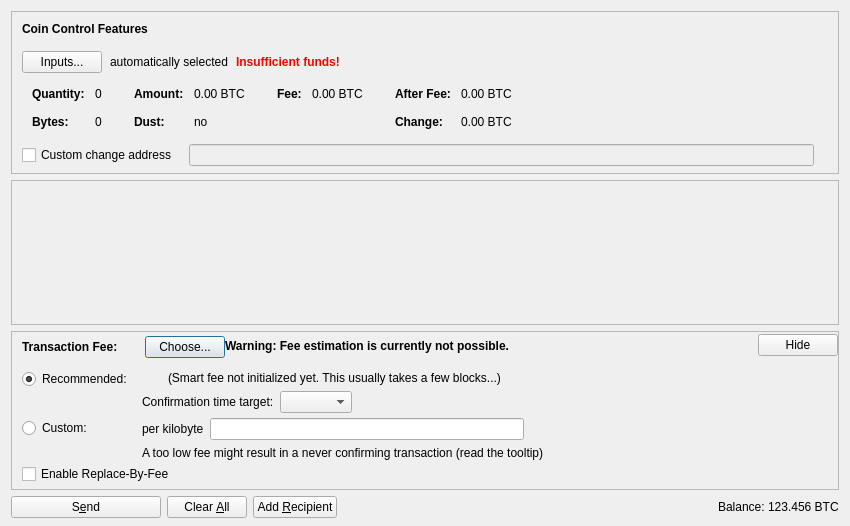
First picture: the form in src/qt/forms/sendcoinsdialog.ui, repository DeepPool/test, before the edit.
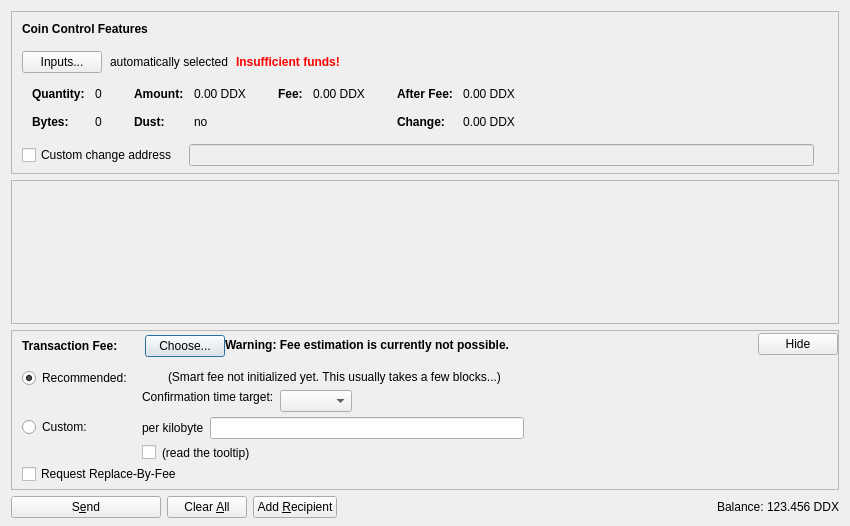
Second picture: the form after the edit. Icons and pictures are not drawn. Custom widgets are drawn as their Qt base class.

The edit to the form file:
```diff
--- a/src/qt/forms/sendcoinsdialog.ui
+++ b/src/qt/forms/sendcoinsdialog.ui
@@ -324,7 +324,7 @@
                   <enum>Qt::ActionsContextMenu</enum>
                  </property>
                  <property name="text">
-                  <string notr="true">0.00 BTC</string>
+                  <string notr="true">0.00 DDX</string>
                  </property>
                  <property name="textInteractionFlags">
                   <set>Qt::LinksAccessibleByMouse|Qt::TextSelectableByKeyboard|Qt::TextSelectableByMouse</set>
@@ -404,7 +404,7 @@
                   <enum>Qt::ActionsContextMenu</enum>
                  </property>
                  <property name="text">
-                  <string notr="true">0.00 BTC</string>
+                  <string notr="true">0.00 DDX</string>
                  </property>
                  <property name="textInteractionFlags">
                   <set>Qt::LinksAccessibleByMouse|Qt::TextSelectableByKeyboard|Qt::TextSelectableByMouse</set>
@@ -455,7 +455,7 @@
                   <enum>Qt::ActionsContextMenu</enum>
                  </property>
                  <property name="text">
-                  <string notr="true">0.00 BTC</string>
+                  <string notr="true">0.00 DDX</string>
                  </property>
                  <property name="textInteractionFlags">
                   <set>Qt::LinksAccessibleByMouse|Qt::TextSelectableByKeyboard|Qt::TextSelectableByMouse</set>
@@ -484,7 +484,7 @@
                   <enum>Qt::ActionsContextMenu</enum>
                  </property>
                  <property name="text">
-                  <string notr="true">0.00 BTC</string>
+                  <string notr="true">0.00 DDX</string>
                  </property>
                  <property name="textInteractionFlags">
                   <set>Qt::LinksAccessibleByMouse|Qt::TextSelectableByKeyboard|Qt::TextSelectableByMouse</set>
@@ -878,7 +878,17 @@
                <item>
                 <layout class="QHBoxLayout" name="horizontalLayoutFee8">
                  <item>
-                  <widget class="QLabel" name="labelCustomFeeWarning">
+                  <widget class="QCheckBox" name="checkBoxMinimumFee">
+                   <property name="toolTip">
+                    <string>Paying only the minimum fee is just fine as long as there is less transaction volume than space in the blocks. But be aware that this can end up in a never confirming transaction once there is more demand for dietbitcoin transactions than the network can process.</string>
+                   </property>
+                   <property name="text">
+                    <string/>
+                   </property>
+                  </widget>
+                 </item>
+                 <item>
+                  <widget class="QLabel" name="labelMinFeeWarning">
                    <property name="enabled">
                     <bool>true</bool>
                    </property>
@@ -886,7 +896,10 @@
                     <string>When there is less transaction volume than space in the blocks, miners as well as relaying nodes may enforce a minimum fee. Paying only this minimum fee is just fine, but be aware that this can result in a never confirming transaction once there is more demand for bitcoin transactions than the network can process.</string>
                    </property>
                    <property name="text">
-                    <string>A too low fee might result in a never confirming transaction (read the tooltip)</string>
+                    <string>(read the tooltip)</string>
+                   </property>
+                   <property name="margin">
+                    <number>5</number>
                    </property>
                   </widget>
                  </item>
@@ -979,6 +992,9 @@
                    <property name="text">
                     <string/>
                    </property>
+                   <property name="margin">
+                    <number>2</number>
+                   </property>
                   </widget>
                  </item>
                  <item>
@@ -993,6 +1009,9 @@
                    <property name="text">
                     <string>(Smart fee not initialized yet. This usually takes a few blocks...)</string>
                    </property>
+                   <property name="margin">
+                    <number>2</number>
+                   </property>
                   </widget>
                  </item>
                  <item>
@@ -1019,8 +1038,24 @@
                      <property name="text">
                       <string>Confirmation time target:</string>
                      </property>
+                     <property name="margin">
+                      <number>2</number>
+                     </property>
                     </widget>
                    </item>
+                   <item>
+                    <spacer name="verticalSpacer_3">
+                     <property name="orientation">
+                      <enum>Qt::Vertical</enum>
+                     </property>
+                     <property name="sizeHint" stdset="0">
+                      <size>
+                       <width>1</width>
+                       <height>1</height>
+                      </size>
+                     </property>
+                    </spacer>
+                   </item>
                   </layout>
                  </item>
                  <item>
@@ -1075,7 +1110,7 @@
            <item>
             <widget class="QCheckBox" name="optInRBF">
              <property name="text">
-              <string>Enable Replace-By-Fee</string>
+              <string>Request Replace-By-Fee</string>
              </property>
              <property name="toolTip">
               <string>With Replace-By-Fee (BIP-125) you can increase a transaction's fee after it is sent. Without this, a higher fee may be recommended to compensate for increased transaction delay risk.</string>
@@ -1214,7 +1249,7 @@
           <cursorShape>IBeamCursor</cursorShape>
          </property>
          <property name="text">
-          <string notr="true">123.456 BTC</string>
+          <string notr="true">123.456 DDX</string>
          </property>
          <property name="textInteractionFlags">
           <set>Qt::LinksAccessibleByMouse|Qt::TextSelectableByKeyboard|Qt::TextSelectableByMouse</set>
```
Left out of the diff: 24 changed lines with no effect on the pictures.
